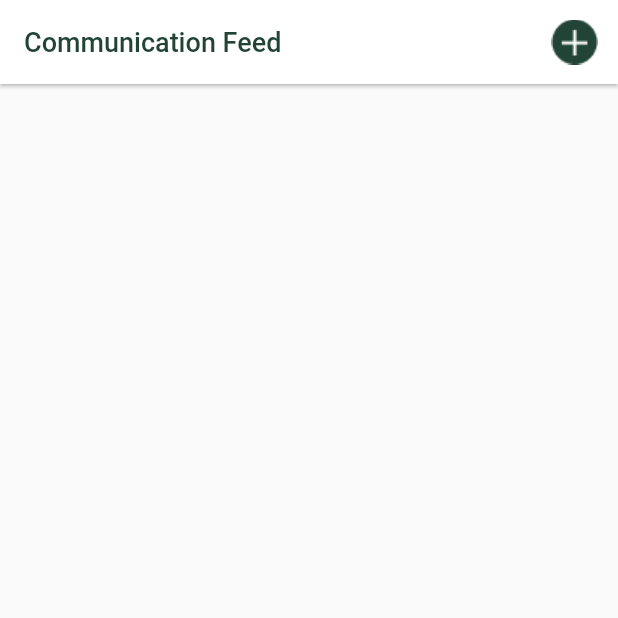
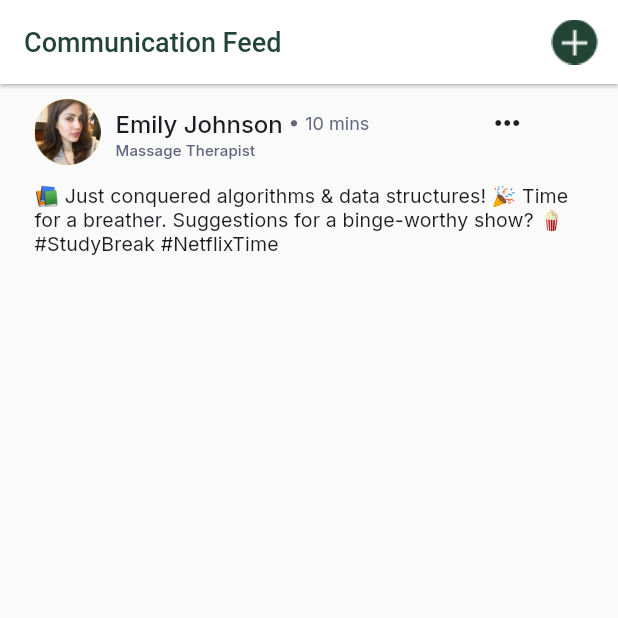
Before and after one commit to naidunandu/Oak_Haven_Massage_App, a Flutter app: the FeedView screen opened directly, on a phone screen of 412 x 824 dp, the top half of it. Run offline on Flutter 3.47's test engine with Material 3 defaults, Android fonts, the phone set to English and light mode, and no system bars; our stand-ins replace calendar_date_picker2, connectivity_plus, dotted_border, file_picker, fluttertoast, get and 5 more; missing offline and left inert: flutter_lazy_indexed_stack; accounts and stored records are empty.

Commit message:
Create post

```diff
--- a/lib/view/feed/feed.dart
+++ b/lib/view/feed/feed.dart
@@ -25,6 +25,78 @@ class FeedView extends StatelessWidget {
           ),
         ],
       ),
+      body: Container(
+        padding: const EdgeInsets.symmetric(horizontal: 23, vertical: 10),
+        child: Column(
+          children: [
+            Row(
+              children: [
+                CircleAvatar(
+                  radius: 22,
+                  backgroundColor: Colors.amber.shade400,
+                  child: Image.asset(
+                    AppAssets.profileImg,
+                    height: 140,
+                    fit: BoxFit.contain,
+                  ),
+                ).paddingOnly(bottom: 12, right: 10),
+                Column(
+                  crossAxisAlignment: CrossAxisAlignment.start,
+                  children: [
+                    Row(
+                      mainAxisAlignment: MainAxisAlignment.spaceBetween, // Distributes elements
+                      children: [
+                        Row(
+                          children: [
+                            const Text(
+                              "Emily Johnson",
+                              textAlign: TextAlign.center,
+                              style: TextStyle(
+                                fontSize: 16,
+                                fontWeight: FontWeight.w500,
+                              ),
+                            ).paddingOnly(right: 5),
+                            const Icon(
+                              Icons.circle,
+                              color: CustomColors.secondary,
+                              size: 5,
+                            ).paddingOnly(right: 5),
+                            const Text(
+                              "10 mins",
+                              textAlign: TextAlign.center,
+                              style: TextStyle(
+                                fontSize: 12,
+                                fontWeight: FontWeight.w400,
+                                color: CustomColors.secondary,
+                              ),
+                            ).paddingOnly(right: 80),
+                          ],
+                        ),
+                        const Icon(Icons.more_horiz_rounded),
+                      ],
+                    ),
+                    const Text(
+                      "Massage Therapist",
+                      textAlign: TextAlign.center,
+                      style: TextStyle(
+                        fontSize: 10,
+                        fontWeight: FontWeight.w500,
+                        color: CustomColors.secondary,
+                        letterSpacing: 0.1,
+                      ),
+                    ).paddingOnly(bottom: 12),
+                  ],
+                )
+              ],
+            ),
+            const Text(
+              "📚 Just conquered algorithms & data structures! 🎉 Time for a breather. Suggestions for a binge-worthy show? 🍿\n#StudyBreak #NetflixTime",
+              textAlign: TextAlign.start,
+              style: TextStyle(fontSize: 13, fontWeight: FontWeight.w400, letterSpacing: 0.1),
+            ).paddingOnly(bottom: 20),
+          ],
+        ),
+      ),
     );
   }
 }
--- a/lib/view/more/loan.dart
+++ b/lib/view/more/loan.dart
@@ -33,6 +33,7 @@ class LoanView extends StatelessWidget {
                       fieldName: "Loan Details:",
                       hintText: "Loan Details",
                       keyboardType: TextInputType.text,
+                      maxLines: 3,
                       validator: (val) {
                         if (val == null || val.isEmpty) {
                           return 'Please enter loan details';
@@ -101,7 +102,7 @@ class LoanView extends StatelessWidget {
                     ).paddingOnly(bottom: 14),
                     CustomTextBox(
                       fieldName: "Primary Bank Account:",
-                      hintText: "0",
+                      hintText: "1234 1234 1234 1234",
                       keyboardType: TextInputType.text,
                       validator: (val) {
                         if (val == null || val.isEmpty) {
@@ -111,7 +112,7 @@ class LoanView extends StatelessWidget {
                       },
                     ).paddingOnly(bottom: 14),
                     const Text(
-                      "Repayment Schedule:",
+                      "Payment Type:",
                       style: TextStyle(
                         fontSize: 14,
                         fontWeight: FontWeight.w600,
```
